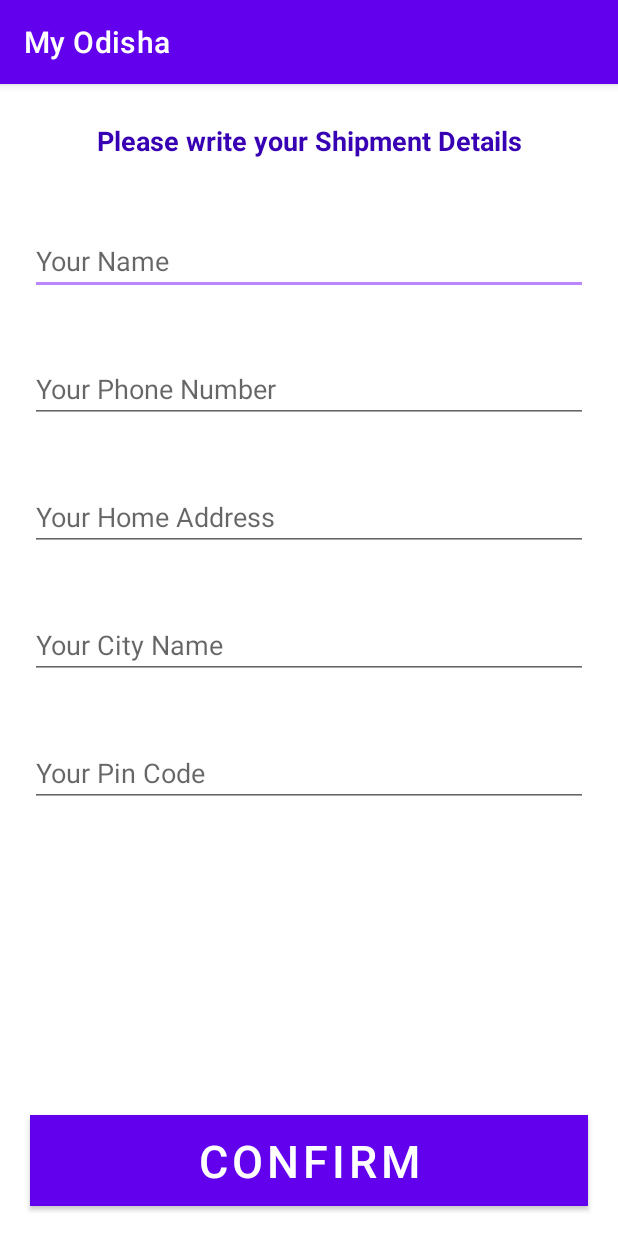
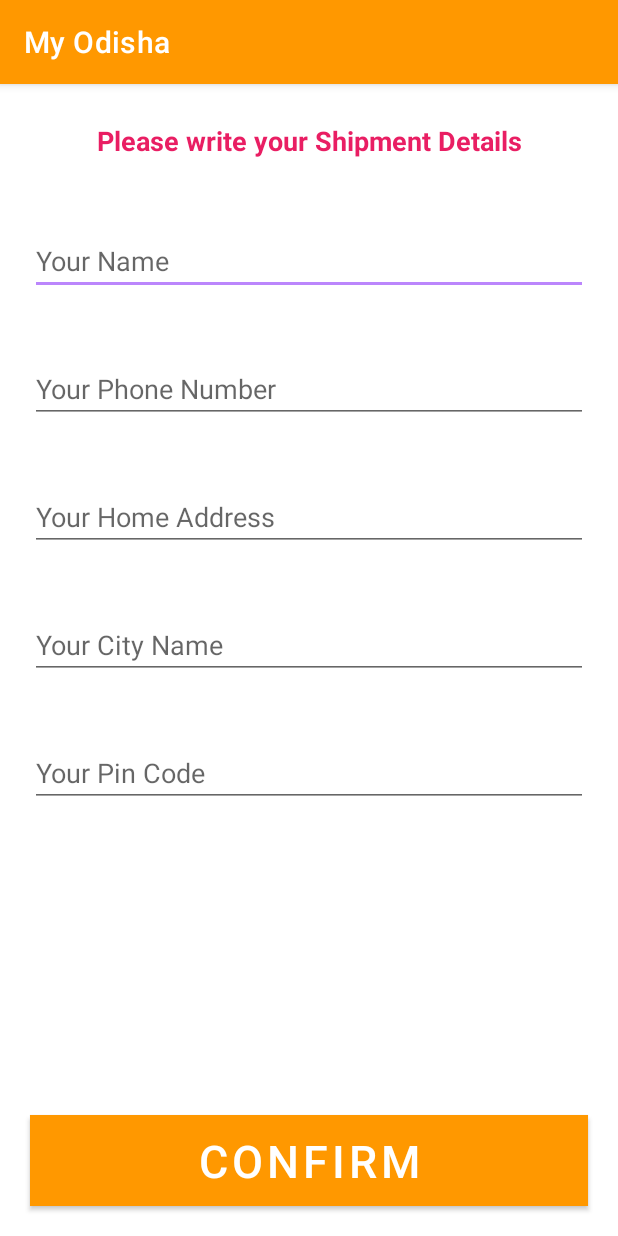
Before and after one commit to sayanlp99/ekart, an Android app: the ConfirmFinalOrderActivity screen opened directly, with no data from a screen before it, on a phone screen of 412 x 824 dp. Run offline under Robolectric (Android 15) with nearby library versions, the phone set to English and light mode, and no system bars; our stand-ins replace Firebase (no records; nobody signed in at launch, a user with empty details on screens opened directly).

Commit message:
name change

```diff
--- a/app/src/main/res/layout/activity_login.xml
+++ b/app/src/main/res/layout/activity_login.xml
@@ -4,16 +4,16 @@
     xmlns:tools="http://schemas.android.com/tools"
     android:layout_width="match_parent"
     android:layout_height="match_parent"
-    android:background="@drawable/login"
+    android:background="@drawable/login11"
     tools:context=".LoginActivity">
+
     <ImageView
         android:id="@+id/login_applogo"
         android:layout_width="300dp"
         android:layout_height="100dp"
-        android:src="@drawable/applogo"
         android:layout_centerHorizontal="true"
         android:layout_marginTop="50dp"
-        />
+        android:src="@drawable/aaaaa" />
     <EditText
         android:id="@+id/login_phone_number_input"
         android:layout_width="match_parent"
--- a/app/src/main/res/layout/activity_main.xml
+++ b/app/src/main/res/layout/activity_main.xml
@@ -4,16 +4,16 @@
     xmlns:tools="http://schemas.android.com/tools"
     android:layout_width="match_parent"
     android:layout_height="match_parent"
-    android:background="@drawable/welcome"
+    android:background="@drawable/login11"
     tools:context=".MainActivity">
+
     <ImageView
         android:id="@+id/app_logo"
         android:layout_width="300dp"
         android:layout_height="100dp"
         android:layout_centerHorizontal="true"
         android:layout_marginTop="40dp"
-        android:src="@drawable/applogo"
-        />
+        android:src="@drawable/aaaaa" />
     <TextView
         android:id="@+id/app_slogan"
         android:layout_width="248dp"
--- a/app/src/main/res/layout/activity_register.xml
+++ b/app/src/main/res/layout/activity_register.xml
@@ -4,16 +4,16 @@
     xmlns:tools="http://schemas.android.com/tools"
     android:layout_width="match_parent"
     android:layout_height="match_parent"
-    android:background="@drawable/register"
+    android:background="@drawable/login11"
     tools:context=".RegisterActivity">
+
     <ImageView
         android:id="@+id/register_applogo"
         android:layout_width="300dp"
         android:layout_height="100dp"
-        android:src="@drawable/applogo"
         android:layout_centerHorizontal="true"
         android:layout_marginTop="80dp"
-        />
+        android:src="@drawable/aaaaa" />
 
     <EditText
         android:id="@+id/register_username_input"
--- a/app/src/main/res/values/colors.xml
+++ b/app/src/main/res/values/colors.xml
@@ -1,10 +1,10 @@
 <?xml version="1.0" encoding="utf-8"?>
 <resources>
     <color name="colorAccent">#FFBB86FC</color>
-    <color name="colorPrimary">#FF6200EE</color>
-    <color name="colorPrimaryDark">#FF3700B3</color>
+    <color name="colorPrimary">#FF9800</color>
+    <color name="colorPrimaryDark">#E91E63</color>
     <color name="colorSecondary">#FF03DAC5</color>
     <color name="colorSecondaryVariant">#FF018786</color>
-    <color name="colorOnSecondary">#FF000000</color>
+    <color name="colorOnSecondary">#090909</color>
     <color name="white">#FFFFFFFF</color>
 </resources>
--- /dev/null
+++ b/app/src/main/res/values/ic_launcher_background.xml
@@ -0,0 +1,4 @@
+<?xml version="1.0" encoding="utf-8"?>
+<resources>
+    <color name="ic_launcher_background">#3DDC84</color>
+</resources>
```
